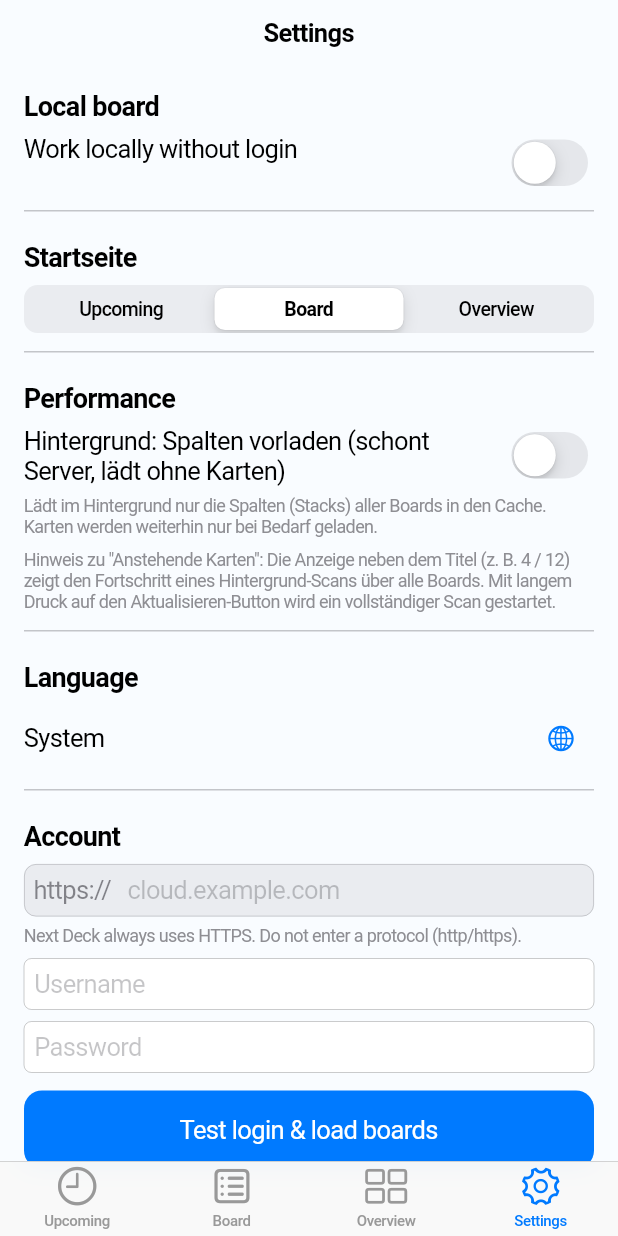
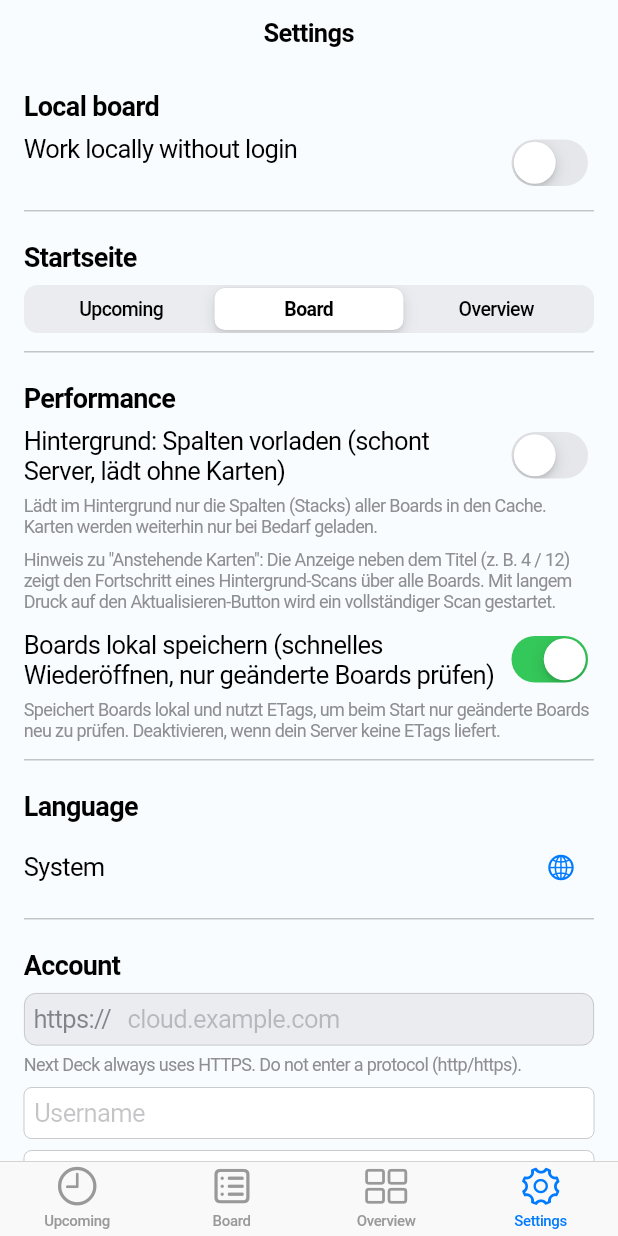
Before and after one commit to holger-dev/nextdeck, a Flutter app: the screen it shows after launch, on a phone screen of 412 x 824 dp. Run offline on Flutter 3.47's test engine with Material 3 defaults, Android fonts, the light colour scheme and no system bars; our stand-ins replace file_picker, flutter_markdown, flutter_secure_storage, hive, hive_flutter, share_plus; missing offline and left inert: markdown; accounts and stored records are empty.

Commit message:
fix(settings): show 'Boards lokal speichern' toggle in Performance section

```diff
--- a/lib/pages/settings_page.dart
+++ b/lib/pages/settings_page.dart
@@ -231,6 +231,19 @@ class _SettingsPageState extends State<SettingsPage> {
             const Text('Lädt im Hintergrund nur die Spalten (Stacks) aller Boards in den Cache. Karten werden weiterhin nur bei Bedarf geladen.', style: TextStyle(color: CupertinoColors.systemGrey, fontSize: 12)),
             const SizedBox(height: 8),
             const Text('Hinweis zu "Anstehende Karten": Die Anzeige neben dem Titel (z. B. 4 / 12) zeigt den Fortschritt eines Hintergrund-Scans über alle Boards. Mit langem Druck auf den Aktualisieren-Button wird ein vollständiger Scan gestartet.', style: TextStyle(color: CupertinoColors.systemGrey, fontSize: 12)),
+            const SizedBox(height: 12),
+            Row(
+              crossAxisAlignment: CrossAxisAlignment.start,
+              children: [
+                const Expanded(child: Text('Boards lokal speichern (schnelles Wiederöffnen, nur geänderte Boards prüfen)')),
+                CupertinoSwitch(
+                  value: app.cacheBoardsLocal,
+                  onChanged: (v) => app.setCacheBoardsLocal(v),
+                ),
+              ],
+            ),
+            const SizedBox(height: 6),
+            const Text('Speichert Boards lokal und nutzt ETags, um beim Start nur geänderte Boards neu zu prüfen. Deaktivieren, wenn dein Server keine ETags liefert.', style: TextStyle(color: CupertinoColors.systemGrey, fontSize: 12)),
             const SizedBox(height: 12),
             const _Divider(),
             const SizedBox(height: 20),
```
